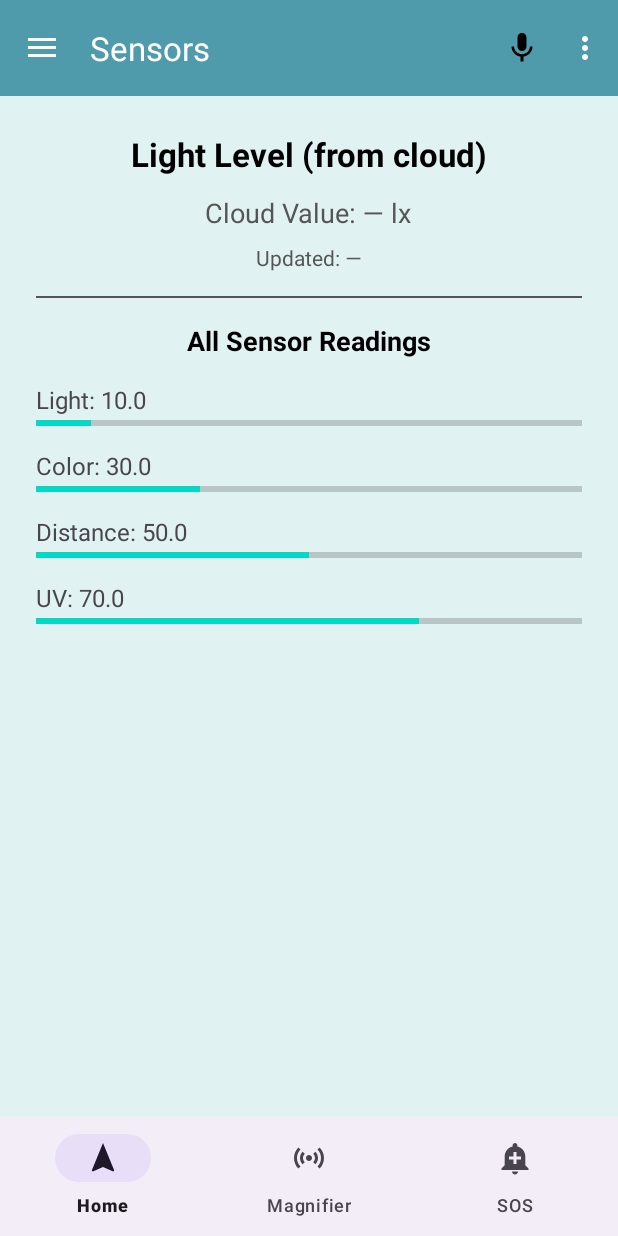
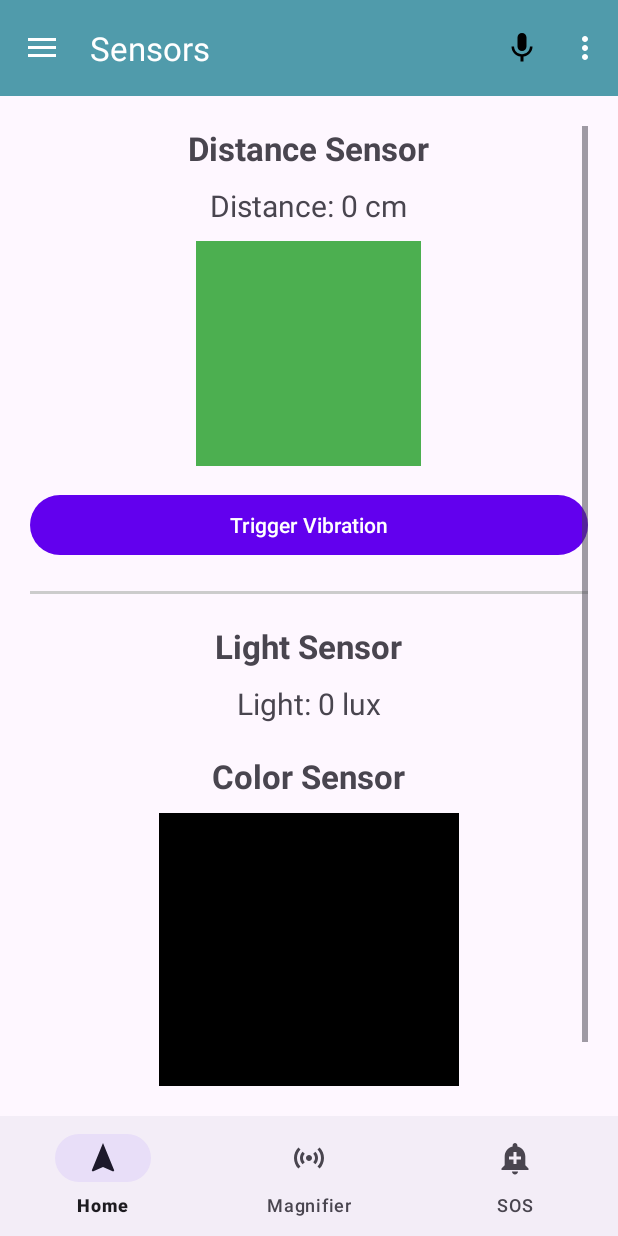
Before and after one commit to KushPatel7387/SmartAssistiveSystem, an Android app: the SensorFragment screen opened through its navigation route, on a phone screen of 412 x 824 dp. Run offline under Robolectric (Android 15) with nearby library versions, the light colour scheme and no system bars; our stand-ins replace Firebase (no records; nobody signed in at launch, a user with empty details on screens opened directly), navigation-ui; libraries missing offline, so code that uses them is left out: com.github.mikephil.charting; 26 statements that could not run were skipped.

Commit message:
Added core functionality in SensorFragment.java and firebase connected for showing live data

```diff
--- a/assistivemodule/src/main/java/ca/visionassistinnovators/it/smartassistivesystem/ui/sensors/SensorFragment.java
+++ b/assistivemodule/src/main/java/ca/visionassistinnovators/it/smartassistivesystem/ui/sensors/SensorFragment.java
@@ -1,198 +1,121 @@
-/**
- * Course Section: OCA
- * Team Members:
- * Krish Patel – N01666556
- * Kush Patel – N01657387
- * Daksh Rana – N01664095
- * Sarang Prajapati – N01662036
- */
 package ca.visionassistinnovators.it.smartassistivesystem.ui.sensors;
 
+import android.graphics.Color;
 import android.os.Bundle;
 import android.view.LayoutInflater;
 import android.view.View;
 import android.view.ViewGroup;
-import android.widget.ProgressBar;
+import android.widget.Button;
 import android.widget.TextView;
-import android.widget.Toast;
 
 import androidx.annotation.NonNull;
 import androidx.annotation.Nullable;
 import androidx.fragment.app.Fragment;
-
+import ca.visionassistinnovators.it.smartassistivesystem.R;
 import com.google.firebase.database.DataSnapshot;
 import com.google.firebase.database.DatabaseError;
 import com.google.firebase.database.DatabaseReference;
 import com.google.firebase.database.FirebaseDatabase;
-import com.google.firebase.database.ValueEventListener;
-
-import ca.visionassistinnovators.it.smartassistivesystem.R;
 
 public class SensorFragment extends Fragment {
 
-    private TextView tvLightValue, tvCloudValue, tvUpdatedAt;
-    private ProgressBar progress;
+    private TextView textDistance, textLight, textColorName;
+    private View viewIndicator, viewColorBox;
+    private Button buttonVibrate;
 
-    // 🔹 NEW: 4 sensor labels + bar-graphs (no external lib)
-    private TextView tvSensorLight, tvSensorColor, tvSensorDistance, tvSensorUv;
-    private ProgressBar barLight, barColor, barDistance, barUv;
-
-    private DatabaseReference sensorRef;
-    private ValueEventListener listener;
-
-    public SensorFragment() { /* empty */ }
+    private DatabaseReference dbRef;
 
     @Nullable
     @Override
-    public View onCreateView(@NonNull LayoutInflater inflater,
-                             @Nullable ViewGroup container,
+    public View onCreateView(@NonNull LayoutInflater inflater, @Nullable ViewGroup container,
                              @Nullable Bundle savedInstanceState) {
-        View root = inflater.inflate(R.layout.fragment_sensors, container, false);
 
-        tvLightValue = root.findViewById(R.id.txtLightValue);
-        tvCloudValue = root.findViewById(R.id.txtFromFirebase);
-        tvUpdatedAt  = root.findViewById(R.id.txtUpdatedAt);
-        progress     = root.findViewById(R.id.progress);
+        View view = inflater.inflate(R.layout.fragment_sensors, container, false);
 
-        // 🔹 NEW: findViewById for 4 sensor text + bars (make sure IDs exist in XML)
-        tvSensorLight    = root.findViewById(R.id.txtSensorLight);
-        tvSensorColor    = root.findViewById(R.id.txtSensorColor);
-        tvSensorDistance = root.findViewById(R.id.txtSensorDistance);
-        tvSensorUv       = root.findViewById(R.id.txtSensorUv);
+        textDistance = view.findViewById(R.id.textDistance);
+        viewIndicator = view.findViewById(R.id.viewIndicator);
+        buttonVibrate = view.findViewById(R.id.buttonVibrate);
 
-        barLight   = root.findViewById(R.id.barLight);
-        barColor   = root.findViewById(R.id.barColor);
-        barDistance= root.findViewById(R.id.barDistance);
-        barUv      = root.findViewById(R.id.barUV);
+        textLight = view.findViewById(R.id.textLight);
+        viewColorBox = view.findViewById(R.id.viewColorBox);
+        textColorName = view.findViewById(R.id.textColorName);
 
-        // DB path from strings.xml (no hardcoding)
-        sensorRef = FirebaseDatabase
-                .getInstance(getString(R.string.firebase_db_url))
-                .getReference(getString(R.string.rtdb_path_sensor_data))
-                .child(getString(R.string.rtdb_node_light_sensor));
+        dbRef = FirebaseDatabase.getInstance().getReference("sensors");
 
-        // Initial UI (from strings)
-        if (progress != null) progress.setVisibility(View.VISIBLE);
-        tvLightValue.setText(R.string.light_level_title);
-        tvCloudValue.setText(getString(R.string.cloud_value_fmt, "—"));
-        if (tvUpdatedAt != null) tvUpdatedAt.setText(getString(R.string.updated_fmt, "—"));
+        readDistanceSensor();
+        readLightSensor();
+        readColorSensor();
+        setupVibrationButton();
 
-        // 🔹 Initial dummy sensor values (manual) – so graphs not empty
-        applySensorValues(10f, 30f, 50f, 70f, false);
+        return view;
+    }
 
-        // Realtime listener — READ ONLY
-        listener = new ValueEventListener() {
+    private void readDistanceSensor() {
+        dbRef.child("distance").addValueEventListener(new com.google.firebase.database.ValueEventListener() {
             @Override
-            public void onDataChange(@NonNull DataSnapshot snap) {
-                if (!isAdded()) return;
-                if (progress != null) progress.setVisibility(View.GONE);
+            public void onDataChange(@NonNull DataSnapshot snapshot) {
+                Integer distance = snapshot.getValue(Integer.class);
+                if (distance == null) return;
 
-                if (snap.exists()) {
-                    Object latest = snap.child(getString(R.string.rtdb_field_latest)).getValue();
-                    Object ts     = snap.child(getString(R.string.rtdb_field_timestamp)).getValue();
+                textDistance.setText("Distance: " + distance + " cm");
 
-                    String latestText = (latest == null) ? "—" : String.valueOf(latest);
-                    String timeText   = (ts == null) ? "—" : String.valueOf(ts);
-
-                    tvCloudValue.setText(getString(R.string.cloud_value_fmt, latestText));
-                    if (tvUpdatedAt != null) {
-                        tvUpdatedAt.setText(getString(R.string.updated_fmt, timeText));
-                    }
-
-                    // 🔹 Try to parse light value from Firebase
-                    float lightValue = 0f;
-                    try {
-                        if (latest != null) {
-                            lightValue = Float.parseFloat(String.valueOf(latest));
-                        }
-                    } catch (NumberFormatException e) {
-                        lightValue = 0f;
-                    }
-
-                    // 🔹 Other sensors currently manual/demo (no Firebase)
-                    float colorValue    = 40f;
-                    float distanceValue = 60f;
-                    float uvValue       = 20f;
-
-                    // All 4 sensors update + bar-graph update
-                    applySensorValues(lightValue, colorValue, distanceValue, uvValue, true);
-
+                if (distance > 100) {
+                    viewIndicator.setBackgroundColor(Color.parseColor("#4CAF50")); // Green
+                } else if (distance >= 50) {
+                    viewIndicator.setBackgroundColor(Color.parseColor("#FFC107")); // Yellow
                 } else {
-                    tvCloudValue.setText(getString(R.string.cloud_value_fmt, "—"));
-                    if (tvUpdatedAt != null) {
-                        tvUpdatedAt.setText(getString(R.string.updated_fmt, "—"));
-                    }
-                    Toast.makeText(requireContext(),
-                            R.string.no_sensor_data, Toast.LENGTH_SHORT).show();
-
-                    // 🔹 If no data in DB, keep manual demo values
-                    applySensorValues(10f, 30f, 50f, 70f, false);
+                    viewIndicator.setBackgroundColor(Color.parseColor("#F44336")); // Red
                 }
             }
 
             @Override
-            public void onCancelled(@NonNull DatabaseError error) {
-                if (!isAdded()) return;
-                if (progress != null) progress.setVisibility(View.GONE);
-                Toast.makeText(requireContext(),
-                        getString(R.string.db_read_error_fmt, error.getMessage()),
-                        Toast.LENGTH_LONG).show();
-            }
-        };
-
-        sensorRef.addValueEventListener(listener);
-        return root;
+            public void onCancelled(@NonNull DatabaseError error) {}
+        });
     }
 
-    @Override
-    public void onDestroyView() {
-        super.onDestroyView();
-        if (sensorRef != null && listener != null) {
-            sensorRef.removeEventListener(listener);
-        }
+    private void readLightSensor() {
+        dbRef.child("light").addValueEventListener(new com.google.firebase.database.ValueEventListener() {
+            @Override
+            public void onDataChange(@NonNull DataSnapshot snapshot) {
+                Integer lux = snapshot.getValue(Integer.class);
+                if (lux == null) return;
+
+                textLight.setText("Light: " + lux + " lux");
+            }
+
+            @Override
+            public void onCancelled(@NonNull DatabaseError error) {}
+        });
     }
 
-    // 🔹 Helper: update all 4 sensor labels + progress bars
-    private void applySensorValues(float light, float color,
-                                   float distance, float uv,
-                                   boolean fromDb) {
+    private void readColorSensor() {
+        dbRef.child("color").addValueEventListener(new com.google.firebase.database.ValueEventListener() {
+            @Override
+            public void onDataChange(@NonNull DataSnapshot snapshot) {
 
-        String source = fromDb ? "Firebase" : "Manual demo";
-        // tvCloudValue already shows latest value; source info add karva hoy to:
-        // tvCloudValue.setText(getString(R.string.cloud_value_fmt, source));
+                Integer r = snapshot.child("r").getValue(Integer.class);
+                Integer g = snapshot.child("g").getValue(Integer.class);
+                Integer b = snapshot.child("b").getValue(Integer.class);
+                String name = snapshot.child("name").getValue(String.class);
 
-        if (tvSensorLight != null) {
-            tvSensorLight.setText("Light: " + light);
-        }
-        if (tvSensorColor != null) {
-            tvSensorColor.setText("Color: " + color);
-        }
-        if (tvSensorDistance != null) {
-            tvSensorDistance.setText("Distance: " + distance);
-        }
-        if (tvSensorUv != null) {
-            tvSensorUv.setText("UV: " + uv);
-        }
+                if (r == null || g == null || b == null) return;
 
-        if (barLight != null) {
-            barLight.setProgress(scaleToProgress(light));
-        }
-        if (barColor != null) {
-            barColor.setProgress(scaleToProgress(color));
-        }
-        if (barDistance != null) {
-            barDistance.setProgress(scaleToProgress(distance));
-        }
-        if (barUv != null) {
-            barUv.setProgress(scaleToProgress(uv));
-        }
+                viewColorBox.setBackgroundColor(Color.rgb(r, g, b));
+
+                if (name != null)
+                    textColorName.setText("Color: " + name);
+                else
+                    textColorName.setText("Color: Unknown");
+            }
+
+            @Override
+            public void onCancelled(@NonNull DatabaseError error) {}
+        });
     }
 
-    // 🔹 Scale float 0–100 for horizontal progress bars
-    private int scaleToProgress(float value) {
-        if (Float.isNaN(value)) return 0;
-        if (value < 0f) return 0;
-        if (value > 100f) return 100;
-        return Math.round(value);
+    private void setupVibrationButton() {
+        buttonVibrate.setOnClickListener(v -> {
+            dbRef.child("vibration").child("trigger").setValue(true);
+        });
     }
 }
--- a/assistivemodule/src/main/res/layout/fragment_sensors.xml
+++ b/assistivemodule/src/main/res/layout/fragment_sensors.xml
@@ -2,145 +2,93 @@
 <ScrollView xmlns:android="http://schemas.android.com/apk/res/android"
     android:layout_width="match_parent"
     android:layout_height="match_parent"
-    android:background="@color/teal_50"
-    android:fillViewport="true">
+    android:padding="20dp">
 
     <LinearLayout
+        android:orientation="vertical"
         android:layout_width="match_parent"
         android:layout_height="wrap_content"
-        android:orientation="vertical"
-        android:padding="24dp"
         android:gravity="center_horizontal">
 
-        <!-- Title / Local label -->
+        <!-- DISTANCE SENSOR SECTION -->
         <TextView
-            android:id="@+id/txtLightValue"
-            android:layout_width="wrap_content"
-            android:layout_height="wrap_content"
-            android:text="Sensor Dashboard"
+            android:text="Distance Sensor"
             android:textSize="22sp"
             android:textStyle="bold"
-            android:textColor="@android:color/black" />
+            android:layout_marginBottom="10dp"
+            android:layout_width="wrap_content"
+            android:layout_height="wrap_content"/>
 
-        <!-- Value coming from Firebase / source -->
         <TextView
-            android:id="@+id/txtFromFirebase"
+            android:id="@+id/textDistance"
+            android:text="Distance: 0 cm"
+            android:textSize="20sp"
             android:layout_width="wrap_content"
-            android:layout_height="wrap_content"
-            android:text="Source: —"
-            android:textSize="18sp"
-            android:textColor="@color/darker_gray"
-            android:layout_marginTop="12dp" />
+            android:layout_height="wrap_content"/>
 
-        <!-- Optional timestamp -->
-        <TextView
-            android:id="@+id/txtUpdatedAt"
-            android:layout_width="wrap_content"
-            android:layout_height="wrap_content"
-            android:text="Updated: —"
-            android:textSize="14sp"
-            android:textColor="@color/dark_gray"
-            android:layout_marginTop="8dp" />
+        <View
+            android:id="@+id/viewIndicator"
+            android:layout_width="150dp"
+            android:layout_height="150dp"
+            android:layout_marginTop="10dp"
+            android:background="#4CAF50" />
 
-        <!-- Small loading indicator while first read happens -->
-        <ProgressBar
-            android:id="@+id/progress"
-            style="?android:attr/progressBarStyleSmall"
-            android:layout_width="wrap_content"
-            android:layout_height="wrap_content"
-            android:layout_marginTop="16dp"
-            android:visibility="gone" />
+        <Button
+            android:id="@+id/buttonVibrate"
+            android:text="Trigger Vibration"
+            android:layout_marginTop="15dp"
+            android:layout_width="match_parent"
+            android:layout_height="wrap_content"/>
 
-        <!-- Divider -->
+
+        <!-- SEPARATOR LINE -->
         <View
             android:layout_width="match_parent"
-            android:layout_height="1dp"
-            android:background="@color/dark_gray"
-            android:layout_marginTop="16dp"
-            android:layout_marginBottom="16dp" />
+            android:layout_height="2dp"
+            android:background="#CCCCCC"
+            android:layout_marginTop="20dp"
+            android:layout_marginBottom="20dp"/>
 
-        <!-- Section title -->
+        <!-- LIGHT SENSOR SECTION -->
         <TextView
-            android:id="@+id/txtSensorsTitle"
+            android:text="Light Sensor"
+            android:textSize="22sp"
+            android:textStyle="bold"
+            android:layout_marginBottom="10dp"
             android:layout_width="wrap_content"
-            android:layout_height="wrap_content"
-            android:text="All Sensor Readings"
+            android:layout_height="wrap_content"/>
+
+        <TextView
+            android:id="@+id/textLight"
+            android:text="Light: 0 lux"
+            android:textSize="20sp"
+            android:layout_width="wrap_content"
+            android:layout_height="wrap_content"/>
+
+
+        <!-- COLOR SENSOR SECTION -->
+        <TextView
+            android:text="Color Sensor"
+            android:textSize="22sp"
+            android:textStyle="bold"
+            android:layout_marginTop="20dp"
+            android:layout_marginBottom="10dp"
+            android:layout_width="wrap_content"
+            android:layout_height="wrap_content"/>
+
+        <View
+            android:id="@+id/viewColorBox"
+            android:layout_width="200dp"
+            android:layout_height="200dp"
+            android:background="#000000"/>
+
+        <TextView
+            android:id="@+id/textColorName"
+            android:text="Color: Unknown"
             android:textSize="18sp"
-            android:textStyle="bold"
-            android:textColor="@android:color/black"
-            android:layout_marginBottom="12dp" />
-
-        <!-- LIGHT SENSOR ROW -->
-        <TextView
-            android:id="@+id/txtSensorLight"
-            android:layout_width="match_parent"
-            android:layout_height="wrap_content"
-            android:text="Light: --"
-            android:textSize="16sp"
-            android:layout_marginTop="4dp" />
-
-        <ProgressBar
-            android:id="@+id/barLight"
-            style="?android:attr/progressBarStyleHorizontal"
-            android:layout_width="match_parent"
-            android:layout_height="10dp"
-            android:max="100"
-            android:progress="0"
-            android:layout_marginBottom="8dp" />
-
-        <!-- COLOR SENSOR ROW -->
-        <TextView
-            android:id="@+id/txtSensorColor"
-            android:layout_width="match_parent"
-            android:layout_height="wrap_content"
-            android:text="Color: --"
-            android:textSize="16sp"
-            android:layout_marginTop="4dp" />
-
-        <ProgressBar
-            android:id="@+id/barColor"
-            style="?android:attr/progressBarStyleHorizontal"
-            android:layout_width="match_parent"
-            android:layout_height="10dp"
-            android:max="100"
-            android:progress="0"
-            android:layout_marginBottom="8dp" />
-
-        <!-- DISTANCE SENSOR ROW -->
-        <TextView
-            android:id="@+id/txtSensorDistance"
-            android:layout_width="match_parent"
-            android:layout_height="wrap_content"
-            android:text="Distance: --"
-            android:textSize="16sp"
-            android:layout_marginTop="4dp" />
-
-        <ProgressBar
-            android:id="@+id/barDistance"
-            style="?android:attr/progressBarStyleHorizontal"
-            android:layout_width="match_parent"
-            android:layout_height="10dp"
-            android:max="100"
-            android:progress="0"
-            android:layout_marginBottom="8dp" />
-
-        <!-- UV SENSOR ROW -->
-        <TextView
-            android:id="@+id/txtSensorUv"
-            android:layout_width="match_parent"
-            android:layout_height="wrap_content"
-            android:text="UV: --"
-            android:textSize="16sp"
-            android:layout_marginTop="4dp" />
-
-        <ProgressBar
-            android:id="@+id/barUV"
-            style="?android:attr/progressBarStyleHorizontal"
-            android:layout_width="match_parent"
-            android:layout_height="10dp"
-            android:max="100"
-            android:progress="0"
-            android:layout_marginBottom="8dp" />
+            android:layout_marginTop="10dp"
+            android:layout_width="wrap_content"
+            android:layout_height="wrap_content"/>
 
     </LinearLayout>
 </ScrollView>
```
